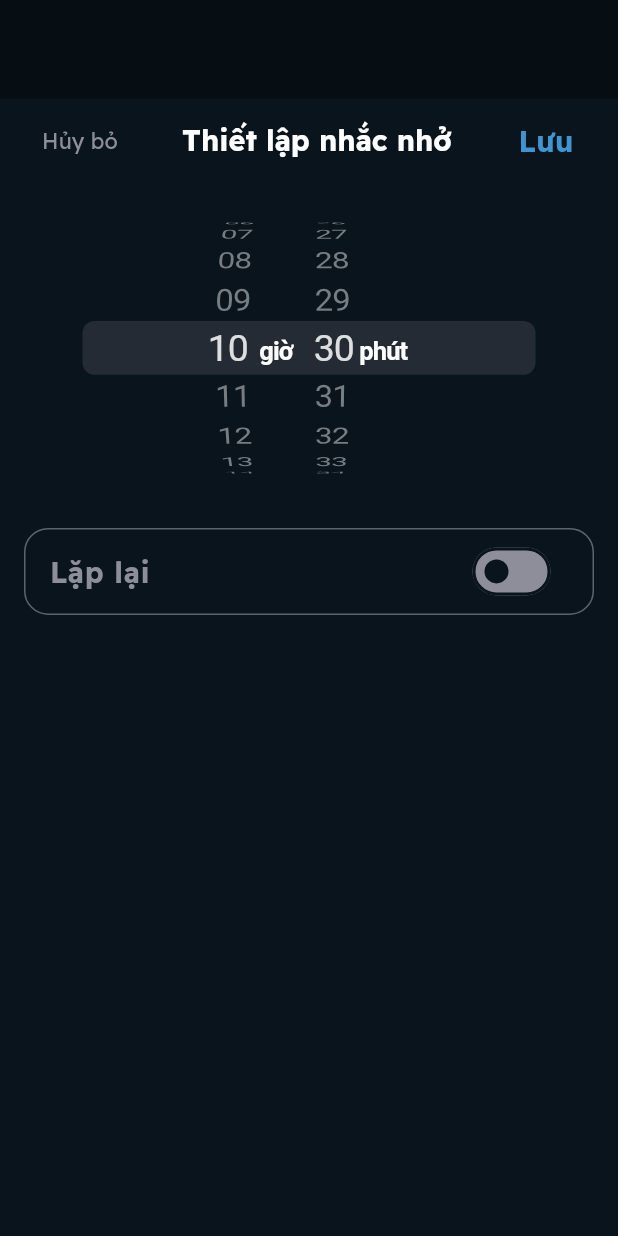
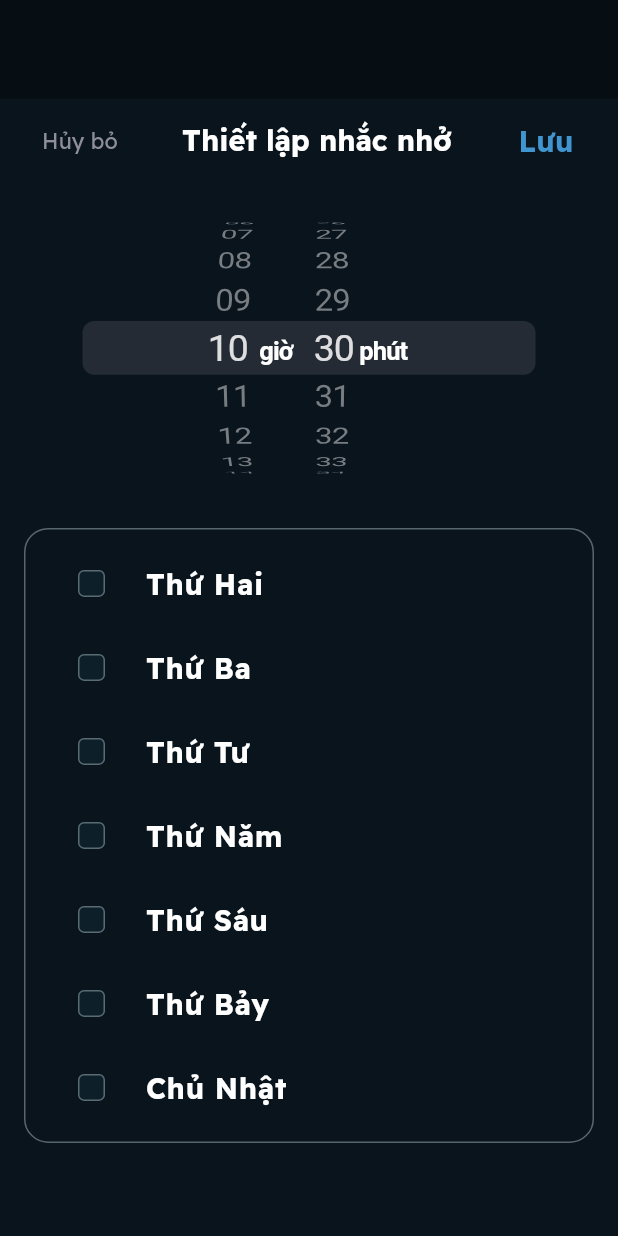
Before and after one commit to heterl0/yogitech-mobile-application, a Flutter app: the ReminderPage screen opened by its route, after a tap on the "add" icon, on a phone screen of 412 x 824 dp. Run offline on Flutter 3.47's test engine with Material 3 defaults, Android fonts, the phone set to English and light mode, and no system bars; our stand-ins replace audioplayers, dio, fl_chart, flutter_dotenv, flutter_local_notifications, flutter_native_splash and 10 more; missing offline and left inert: dart:ffi, pay; accounts and stored records are empty; generated files the repository leaves out were written again.

Commit message:
Tạm dừng tại đây

```diff
--- a/lib/src/pages/reminder.dart
+++ b/lib/src/pages/reminder.dart
@@ -96,7 +96,11 @@ class _ReminderPageState extends State<ReminderPage> {
 
   Future<void> _showSetupReminderPage(BuildContext context,
       {bool isNew = false, int? index}) async {
+    final trans = AppLocalizations.of(context)!;
+    final ThemeData theme = Theme.of(context);
     final result = await showModalBottomSheet<Map<String, dynamic>>(
+      backgroundColor: theme.colorScheme.onSecondary,
+      elevation: appElevation,
       context: context,
       isScrollControlled: true,
       builder: (BuildContext context) {
@@ -132,6 +136,8 @@ class _ReminderPageState extends State<ReminderPage> {
         final notificationPayload =
             'your_payload_here'; // Thay bằng payload thích hợp
 
+        // Kiểm tra xem có ngày nào được chọn hay không
+        if (days.isNotEmpty) {
           LocalNotification localNotification = LocalNotification();
           localNotification.showScheduleNotification(
             title: 'Your title',
@@ -140,6 +146,12 @@ class _ReminderPageState extends State<ReminderPage> {
             days: days,
             payload: notificationPayload,
           );
+        } else {
+          // Nếu không có ngày nào được chọn, bạn có thể hiển thị thông báo lỗi cho người dùng (ví dụ: bằng Snackbar)
+          ScaffoldMessenger.of(context).showSnackBar(
+            SnackBar(content: Text(trans.noDays)),
+          );
+        }
 
         if (isNew) {
           setState(() {
@@ -256,7 +268,6 @@ class _SetupReminderWidget extends StatefulWidget {
 }
 
 class __SetupReminderWidgetState extends State<_SetupReminderWidget> {
-  bool _loopEnabled = false;
   late TimeOfDay _selectedTime;
   late Set<int> _selectedDays;
 
@@ -265,7 +276,6 @@ class __SetupReminderWidgetState extends State<_SetupReminderWidget> {
     super.initState();
     _selectedTime = widget.initialTime;
     _selectedDays = widget.initialDays;
-    _loopEnabled = _selectedDays.isNotEmpty;
   }
 
   @override
@@ -335,19 +345,6 @@ class __SetupReminderWidgetState extends State<_SetupReminderWidget> {
               ), // Viền khung
               child: Column(
                 children: [
-                  CustomSwitch(
-                    title: trans.loop,
-                    value: _loopEnabled,
-                    onChanged: (value) {
-                      setState(() {
-                        _loopEnabled = value;
-                        if (!_loopEnabled) {
-                          _selectedDays.clear();
-                        }
-                      });
-                    },
-                  ),
-                  if (_loopEnabled)
                   Padding(
                     padding: const EdgeInsets.all(8.0),
                     child: Column(
@@ -363,8 +360,7 @@ class __SetupReminderWidgetState extends State<_SetupReminderWidget> {
                                 1)); // Sử dụng ngày cố định trong tuần đầu tiên của năm 2024 (bắt đầu từ thứ Hai)
 
                         return CheckBoxListTile(
-                            title:
-                                dayName.toString(), // Show localized day name
+                          title: dayName.toString(), // Show localized day name
                           state: _selectedDays.contains(dayIndex)
                               ? CheckState.Checked
                               : CheckState.Unchecked,
```
Lines whose indentation alone changed are shown as unchanged.
